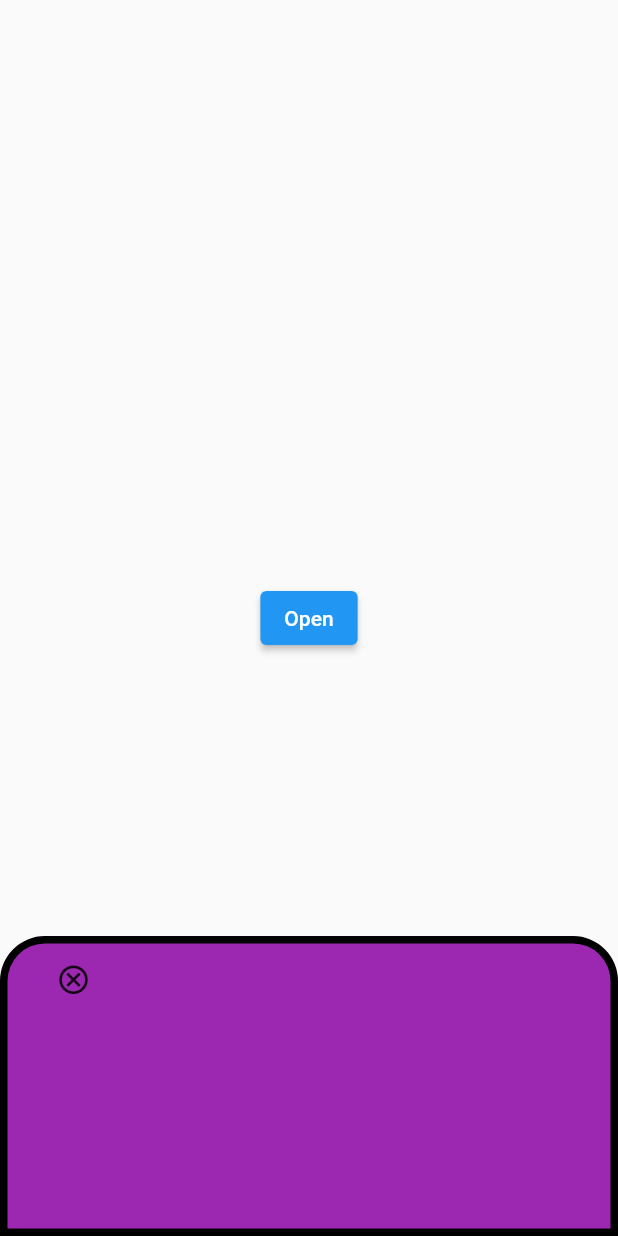
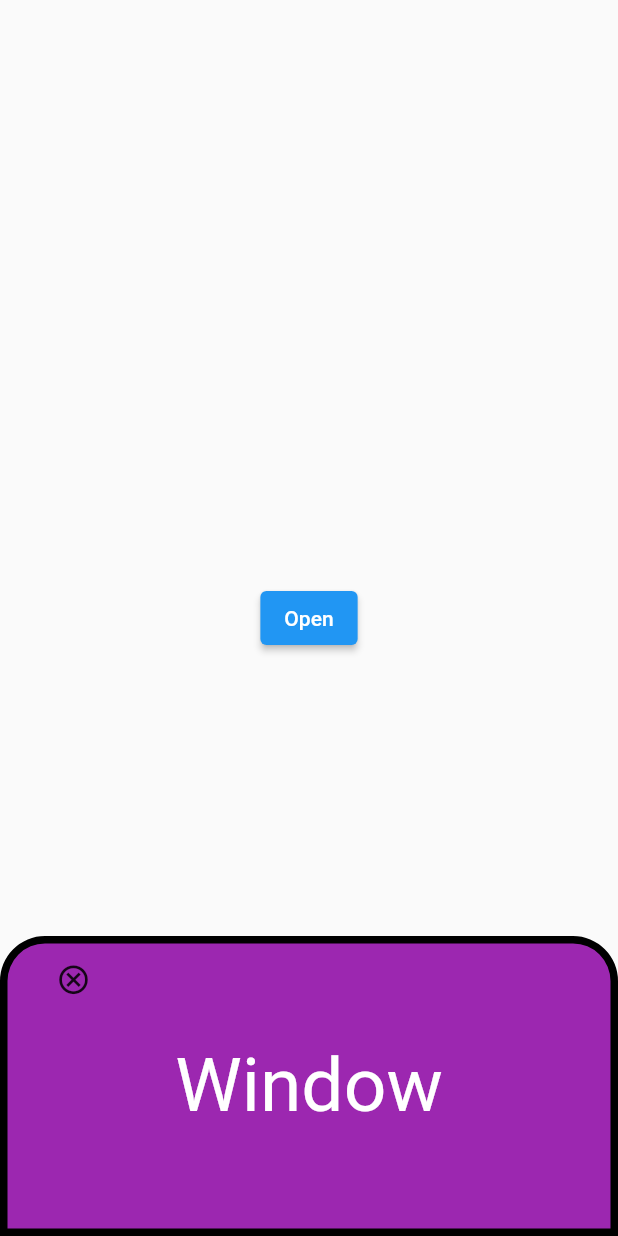
Before and after one commit to omer929292/Animated_Window, a Flutter app: the screen it shows after launch, after a tap on "Open", on a phone screen of 412 x 824 dp. Run offline on Flutter 3.47's test engine with Material 2 defaults, Android fonts, the phone set to English and light mode, and no system bars.

Commit message:
Add files via upload

```diff
--- a/lib/main.dart
+++ b/lib/main.dart
@@ -7,7 +7,6 @@ void main() {
 
 class MyApp extends StatelessWidget {
   const MyApp({Key? key}) : super(key: key);
-
   @override
   Widget build(BuildContext context) {
     return MaterialApp(
@@ -46,7 +45,6 @@ class _MyHomePageState extends State<MyHomePage> {
     );
   }
 
-
   bool isPressed=false;
   bool isReverse=false;
 
@@ -76,6 +74,7 @@ class _MyHomePageState extends State<MyHomePage> {
             ),
           )
           ),
+          Center(child: Text("Window",style: TextStyle(color:Colors.white,fontSize: 50)))
         ],
       ),
     );
```
Also changed, not shown: lib/Animated_Window.dart (+5 -48 lines).
